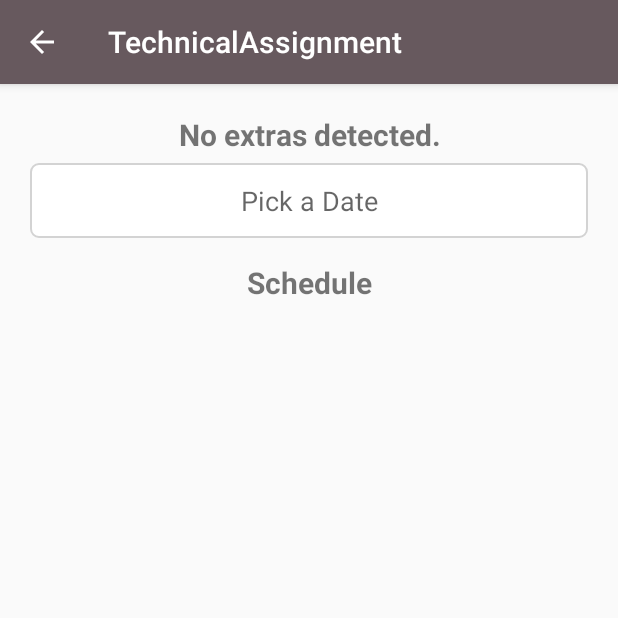
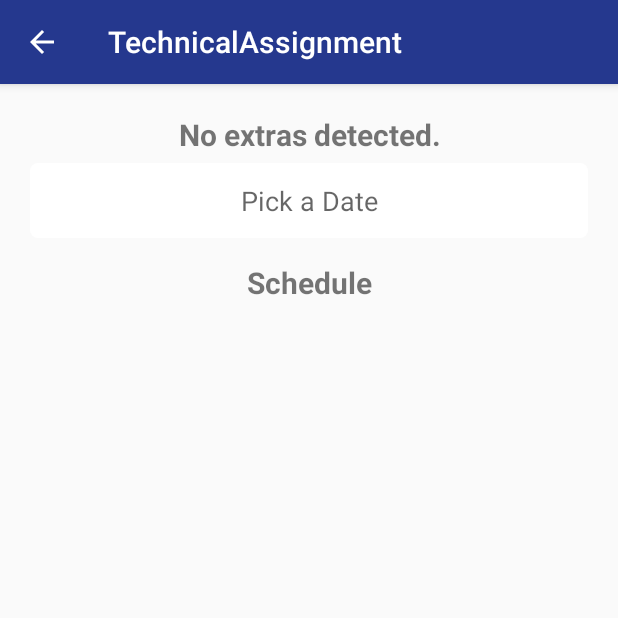
Before and after one commit to everlygrefaldeo36254/grameen, an Android app: the CalendarActivity screen opened directly, with no data from a screen before it, on a phone screen of 412 x 824 dp, the top half of it. Run offline under Robolectric (Android 15) with nearby library versions, the phone set to English and light mode, and no system bars; our stand-ins replace Room's generated code; libraries missing offline, so code that uses them is left out: com.facebook.stetho.

Commit message:
Updated layout colors

```diff
--- a/app/src/main/res/drawable/bg_edittext.xml
+++ b/app/src/main/res/drawable/bg_edittext.xml
@@ -3,7 +3,7 @@
     android:shape="rectangle">
     <solid android:color="@android:color/white" />
     <stroke
-        android:width="1dp"
+        android:width="0dp"
         android:color="#d3d3d3" />
     <corners android:radius="5dp" />
 </shape>
--- a/app/src/main/res/layout/activity_calendar.xml
+++ b/app/src/main/res/layout/activity_calendar.xml
@@ -8,8 +8,8 @@
 
     <ProgressBar
         android:id="@+id/progress_bar"
-        android:layout_width="100dp"
-        android:layout_height="100dp"
+        android:layout_width="wrap_content"
+        android:layout_height="wrap_content"
         android:elevation="4dp"
         app:layout_constraintBottom_toBottomOf="parent"
         app:layout_constraintLeft_toLeftOf="parent"
--- a/app/src/main/res/values/colors.xml
+++ b/app/src/main/res/values/colors.xml
@@ -1,6 +1,6 @@
 <?xml version="1.0" encoding="utf-8"?>
 <resources>
-    <color name="colorPrimary">#67595E</color>
-    <color name="colorPrimaryDark">#A49393</color>
-    <color name="colorAccent">#E8B4B8</color>
+    <color name="colorPrimary">#25388E</color>
+    <color name="colorPrimaryDark">#57DBD8</color>
+    <color name="colorAccent">#F84791</color>
 </resources>
```
